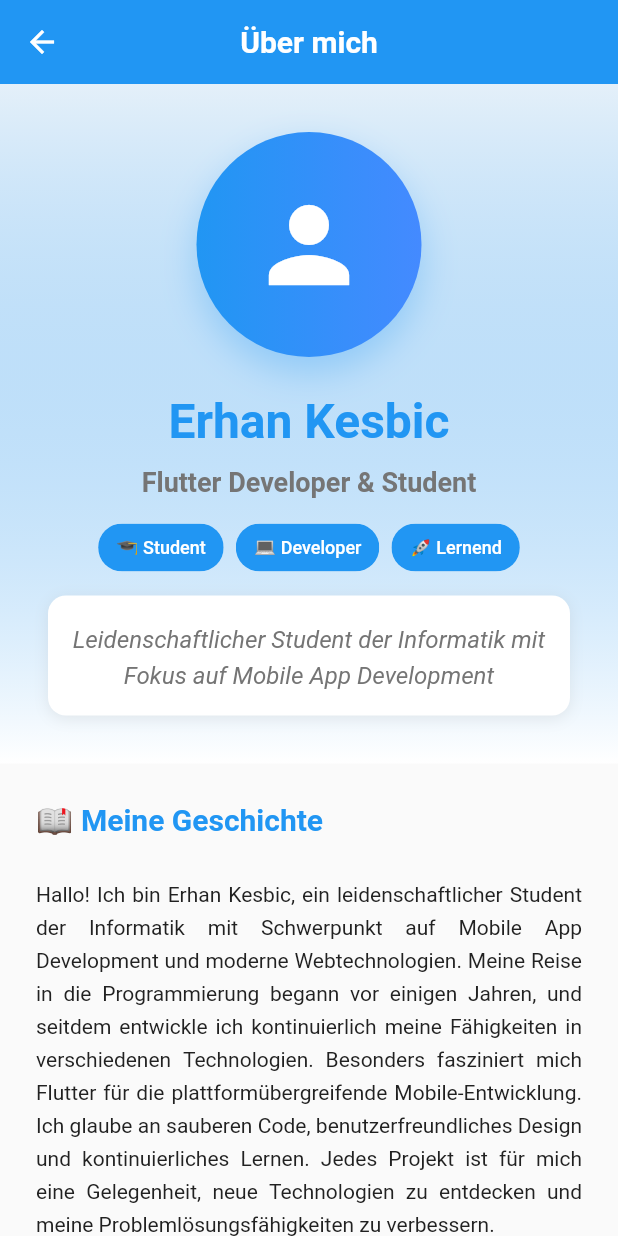
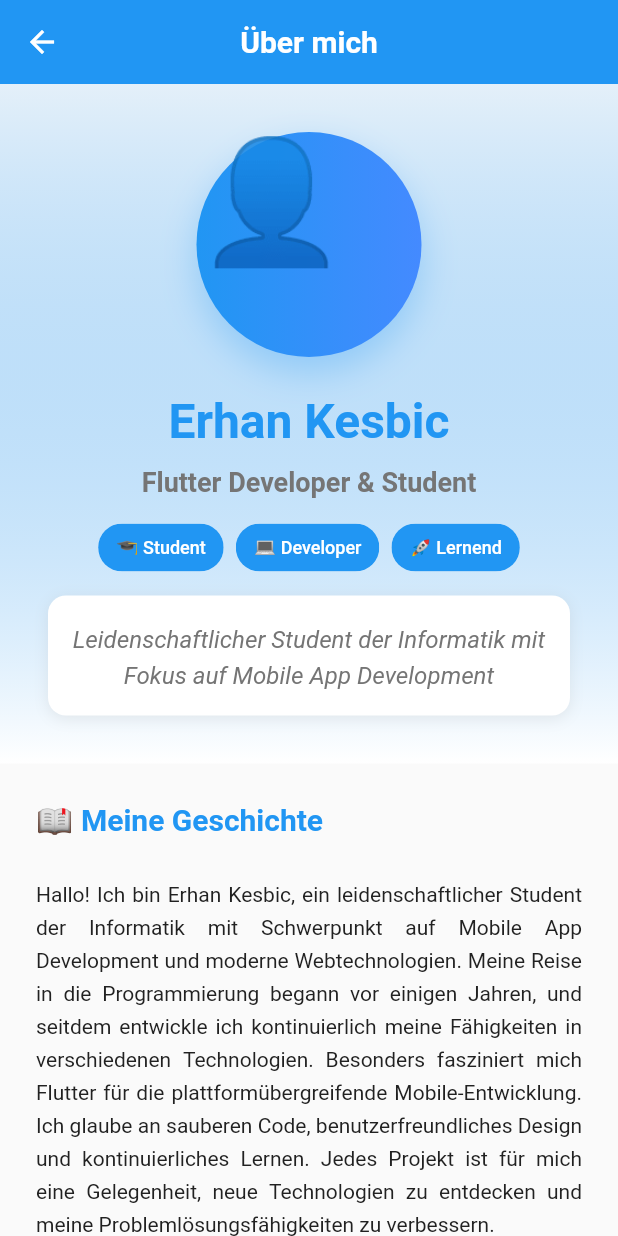
Before and after one commit to erhankesbic/portfolio_5228557, a Flutter app: the screen it shows after launch, after a tap on "Über mich", on a phone screen of 412 x 824 dp. Run offline on Flutter 3.47's test engine with Material 3 defaults, Android fonts, the phone set to English and light mode, and no system bars.

Commit message:
fix: Remove problematic dependencies and use simple emoji icons
- Remove url_launcher dependency (use dummy links instead)
- Remove google_fonts dependency (use standard Flutter fonts)
- Replace Material Icons with emoji-based icons for better compatibility
- Simplify AboutPage contact interactions with SnackBar feedback
- Clean asset configuration to prevent manifest errors

This resolves:
- Font manifest issues
- AssetManifest.json errors
- Google Fonts loading failures
- Missing character display problems

```diff
--- a/lib/pages/about_page.dart
+++ b/lib/pages/about_page.dart
@@ -1,5 +1,4 @@
 import 'package:flutter/material.dart';
-import 'package:url_launcher/url_launcher.dart';
 import '../theme/app_theme.dart';
 import '../widgets/app_widgets.dart';
 import '../models/about_data.dart';
@@ -88,10 +87,9 @@ class _AboutPageState extends State<AboutPage> {
                   ),
                 ],
               ),
-              child: const Icon(
-                Icons.person,
-                size: 80,
-                color: Colors.white,
+              child: const Text(
+                '👤',
+                style: TextStyle(fontSize: 80),
               ),
             ),
             AppWidgets.spacing(height: AppTheme.spacingLarge),
@@ -338,10 +336,9 @@ class _AboutPageState extends State<AboutPage> {
                   ),
                 ),
               ),
-              Icon(
-                item.isCompleted ? Icons.check_circle : Icons.schedule,
-                color: item.isCompleted ? Colors.green : AppTheme.secondaryColor,
-                size: 20,
+              Text(
+                item.isCompleted ? '✅' : '⏰',
+                style: const TextStyle(fontSize: 20),
               ),
             ],
           ),
@@ -463,10 +460,12 @@ class _AboutPageState extends State<AboutPage> {
             color: AppTheme.primaryColor.withValues(alpha: 0.1),
             borderRadius: BorderRadius.circular(6),
           ),
-          child: Icon(
-            _getContactIcon(contact.type),
-            color: AppTheme.primaryColor,
-            size: 20,
+          child: Text(
+            _getContactEmoji(contact.type),
+            style: TextStyle(
+              fontSize: 20,
+              color: AppTheme.primaryColor,
+            ),
           ),
         ),
         title: Text(
@@ -483,8 +482,8 @@ class _AboutPageState extends State<AboutPage> {
             decoration: contact.isClickable ? TextDecoration.underline : null,
           ),
         ),
-        onTap: contact.isClickable && contact.url != null
-            ? () => _launchUrl(contact.url!)
+        onTap: contact.isClickable
+            ? () => _showContactSnackBar(contact.value)
             : null,
         shape: RoundedRectangleBorder(
           borderRadius: BorderRadius.circular(6),
@@ -514,47 +513,34 @@ class _AboutPageState extends State<AboutPage> {
     );
   }
 
-  /// Gibt das passende Icon für den Kontakt-Typ zurück
-  IconData _getContactIcon(ContactType type) {
+  /// Gibt das passende Emoji für den Kontakt-Typ zurück
+  String _getContactEmoji(ContactType type) {
     switch (type) {
       case ContactType.email:
-        return Icons.email;
+        return '✉️';
       case ContactType.phone:
-        return Icons.phone;
+        return '📞';
       case ContactType.website:
-        return Icons.language;
+        return '🌐';
       case ContactType.github:
-        return Icons.code;
+        return '💻';
       case ContactType.linkedin:
-        return Icons.business;
+        return '💼';
       case ContactType.university:
-        return Icons.school;
+        return '🏫';
       case ContactType.location:
-        return Icons.location_on;
+        return '📍';
     }
   }
 
-  /// Öffnet eine URL in der Standard-App
-  Future<void> _launchUrl(String url) async {
-    try {
-      final uri = Uri.parse(url);
-      if (await canLaunchUrl(uri)) {
-        await launchUrl(uri);
-      } else {
-        _showErrorSnackBar('Konnte $url nicht öffnen');
-      }
-    } catch (e) {
-      _showErrorSnackBar('Fehler beim Öffnen von $url');
-    }
-  }
-
-  /// Zeigt eine Fehler-SnackBar
-  void _showErrorSnackBar(String message) {
+  /// Zeigt eine Info-SnackBar für Kontakt-Clicks
+  void _showContactSnackBar(String contactValue) {
     if (mounted) {
       ScaffoldMessenger.of(context).showSnackBar(
         SnackBar(
-          content: Text(message),
-          backgroundColor: Colors.red,
+          content: Text('Kontakt: $contactValue'),
+          backgroundColor: AppTheme.primaryColor,
+          duration: const Duration(seconds: 2),
         ),
       );
     }
--- a/lib/theme/app_theme.dart
+++ b/lib/theme/app_theme.dart
@@ -1,5 +1,4 @@
 import 'package:flutter/material.dart';
-import 'package:google_fonts/google_fonts.dart';
 
 /// Zentrale Theme-Verwaltung für die gesamte App
 ///
@@ -140,8 +139,8 @@ class AppTheme {
         brightness: Brightness.light,
       ),
 
-      // Verwende Roboto Font über Google Fonts für bessere Kompatibilität
-      textTheme: GoogleFonts.robotoTextTheme(),
+      // Verwende Standard Flutter TextTheme
+      textTheme: const TextTheme(),
 
       // Icon Theme - Stelle sicher, dass Material Icons verwendet werden
       iconTheme: const IconThemeData(color: textPrimary, size: iconMedium),
@@ -242,8 +241,8 @@ class AppTheme {
         brightness: Brightness.dark,
       ),
 
-      // Verwende Roboto Font über Google Fonts für bessere Kompatibilität
-      textTheme: GoogleFonts.robotoTextTheme(ThemeData.dark().textTheme),
+      // Verwende Standard Flutter TextTheme für Dark Mode
+      textTheme: ThemeData.dark().textTheme,
 
       // Icon Theme für Dark Mode
       iconTheme: const IconThemeData(color: Colors.white, size: iconMedium),
--- a/pubspec.yaml
+++ b/pubspec.yaml
@@ -34,12 +34,6 @@ dependencies:
   # The following adds the Cupertino Icons font to your application.
   # Use with the CupertinoIcons class for iOS style icons.
   cupertino_icons: ^1.0.8
-
-  # Google Fonts für bessere Font-Unterstützung und Icon-Kompatibilität
-  google_fonts: ^6.1.0
-
-  # URL Launcher für Links (E-Mail, GitHub, etc.)
-  url_launcher: ^6.2.4
 
 dev_dependencies:
   flutter_test:
```
Also changed, not shown: pubspec.lock, 5 other files.
